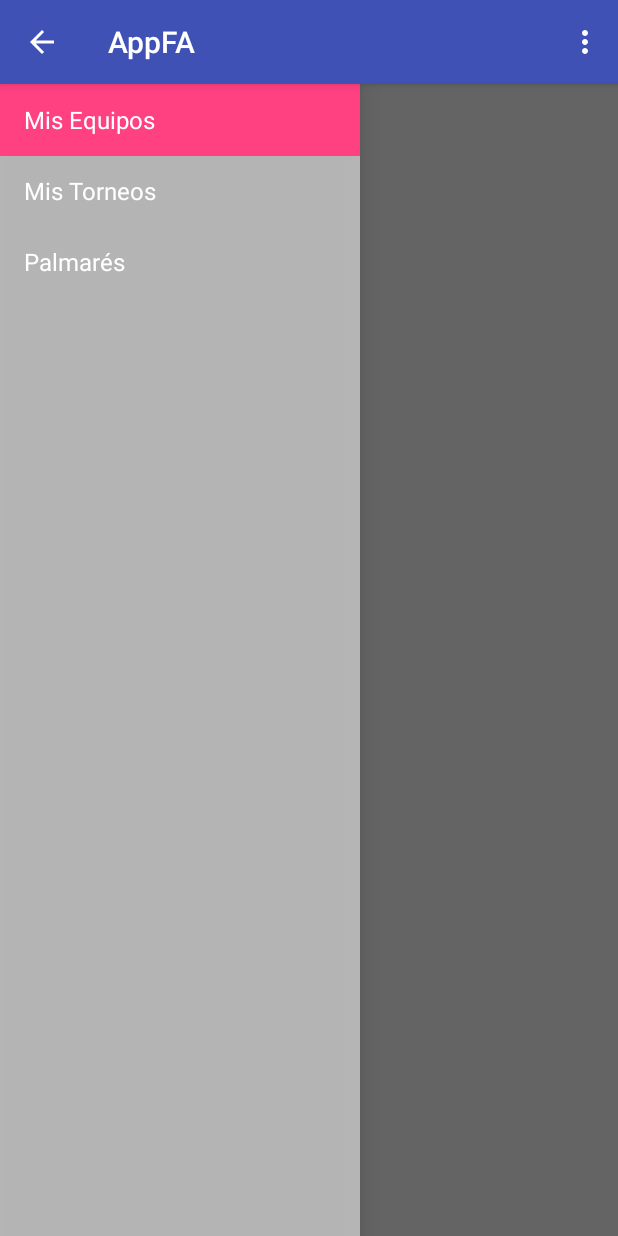
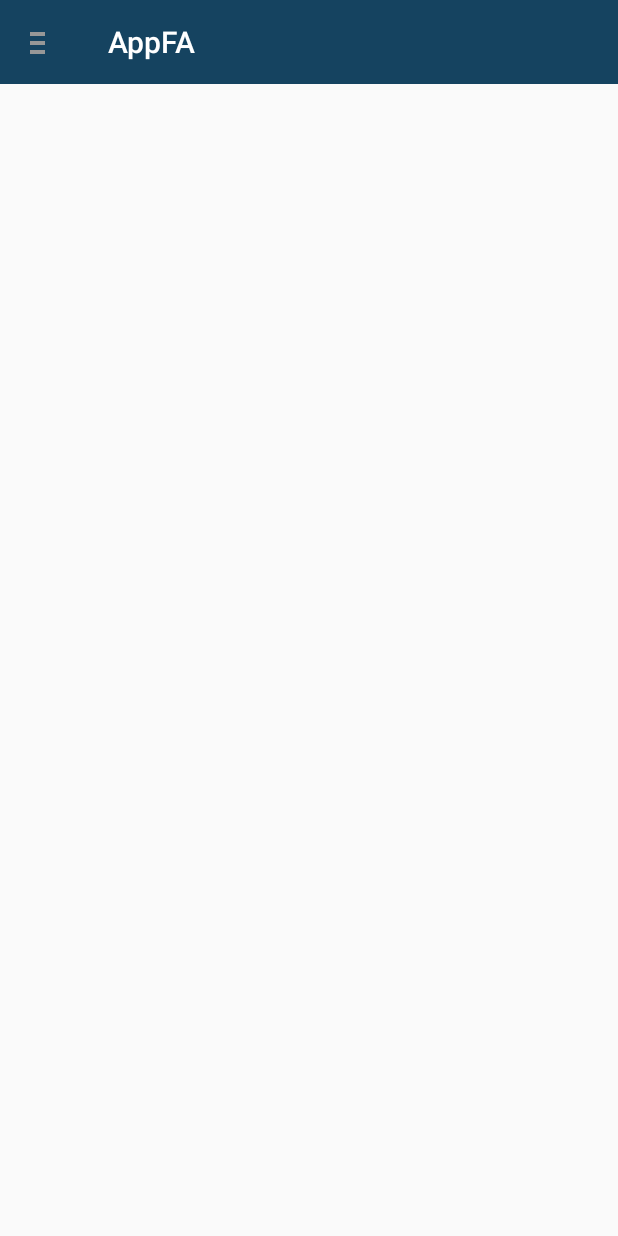
Before and after one commit to mgigena/appfa, an Android app: the MainActivity screen opened directly, with no data from a screen before it, on a phone screen of 412 x 824 dp. Run offline under Robolectric (Android 15) with nearby library versions, the phone set to English and light mode, and no system bars.

Commit message:
NavigationDrawer Style
- Modificamos la implementacion de navigation drawer para utilizar un toolbar propio

```diff
--- a/app/src/main/AndroidManifest.xml
+++ b/app/src/main/AndroidManifest.xml
@@ -30,7 +30,7 @@
         </activity>
         <activity
             android:name=".main.MainActivity"
-            android:theme="@style/AppTheme">
+            android:theme="@style/AppFullScreenTheme">
         </activity>
     </application>
 
--- a/app/src/main/java/com/appfa/android/main/MainActivity.java
+++ b/app/src/main/java/com/appfa/android/main/MainActivity.java
@@ -1,29 +1,24 @@
 package com.appfa.android.main;
 
-import android.app.Activity;
 import android.os.Bundle;
+import android.support.design.widget.NavigationView;
 import android.support.v4.app.Fragment;
-import android.support.v4.app.FragmentManager;
+import android.support.v4.view.GravityCompat;
 import android.support.v4.widget.DrawerLayout;
 import android.support.v7.app.ActionBar;
+import android.support.v7.app.ActionBarDrawerToggle;
 import android.support.v7.app.AppCompatActivity;
-import android.view.LayoutInflater;
-import android.view.View;
-import android.view.ViewGroup;
+import android.support.v7.widget.Toolbar;
+import android.view.Menu;
+import android.view.MenuItem;
 
 import com.appfa.android.R;
 
-public class MainActivity extends AppCompatActivity
-        implements NavigationDrawerFragment.NavigationDrawerCallbacks {
+public class MainActivity extends AppCompatActivity {
 
-    /**
-     * Fragment managing the behaviors, interactions and presentation of the navigation drawer.
-     */
-    private NavigationDrawerFragment navigationDrawerFragment;
+    private DrawerLayout drawerLayout;
+    private ActionBarDrawerToggle actionBarDrawerToggle;
 
-    /**
-     * Used to store the last screen title. For use in {@link #restoreActionBar()}.
-     */
     private CharSequence title;
 
     @Override
@@ -31,88 +26,57 @@ public class MainActivity extends AppCompatActivity
         super.onCreate(savedInstanceState);
         setContentView(R.layout.activity_main);
 
-        navigationDrawerFragment = (NavigationDrawerFragment)
-                getSupportFragmentManager().findFragmentById(R.id.navigation_drawer);
-        title = getTitle();
-
-        // Set up the drawer.
-        navigationDrawerFragment.setUp(
-                R.id.navigation_drawer,
-                (DrawerLayout) findViewById(R.id.drawer_layout));
+        configureNavigationDrawer();
+        configureToolbar();
     }
 
     @Override
-    public void onNavigationDrawerItemSelected(int position) {
-        // update the main content by replacing fragments
-        FragmentManager fragmentManager = getSupportFragmentManager();
-        fragmentManager.beginTransaction()
-                .replace(R.id.container, PlaceholderFragment.newInstance(position + 1))
-                .commit();
+    public boolean onCreateOptionsMenu(Menu menu) {
+        getMenuInflater().inflate(R.menu.global, menu);
+        return true;
     }
-
-    public void onSectionAttached(int number) {
-        switch (number) {
-            case 1:
-                title = getString(R.string.title_section1);
-                break;
-            case 2:
-                title = getString(R.string.title_section2);
-                break;
-            case 3:
-                title = getString(R.string.title_section3);
-                break;
-            case 4:
-                title = getString(R.string.title_section4);
-                break;
+    private void configureToolbar() {
+        Toolbar toolbar = findViewById(R.id.toolbar);
+        setSupportActionBar(toolbar);
+        ActionBar actionbar = getSupportActionBar();
+        actionbar.setHomeAsUpIndicator(R.drawable.ic_drawer);
+        actionbar.setDisplayHomeAsUpEnabled(true);
     }
-        restoreActionBar();
+    private void configureNavigationDrawer() {
+        drawerLayout = findViewById(R.id.drawer_layout);
+        NavigationView navView = findViewById(R.id.navigation);
+        navView.setNavigationItemSelectedListener(new NavigationView.OnNavigationItemSelectedListener() {
+            @Override
+            public boolean onNavigationItemSelected(MenuItem menuItem) {
+                Fragment f = null;
+                int itemId = menuItem.getItemId();
+                if (itemId == R.id.refresh) {
+                    //f = new RefreshFragment();
+                } else if (itemId == R.id.stop) {
+                    //f = new StopFragment();
                 }
-
-    public void restoreActionBar() {
-        ActionBar actionBar = getSupportActionBar();
-        actionBar.setNavigationMode(ActionBar.NAVIGATION_MODE_STANDARD);
-        actionBar.setDisplayShowTitleEnabled(true);
-        actionBar.setTitle(title);
+                if (f != null) {
+//                    FragmentTransaction transaction = getSupportFragmentManager().beginTransaction();
+//                    transaction.replace(R.id.frame, f);
+//                    transaction.commit();
+//                    drawerLayout.closeDrawers();
+                    return true;
                 }
-
-    /**
-     * A placeholder fragment containing a simple view.
-     */
-    public static class PlaceholderFragment extends Fragment {
-        /**
-         * The fragment argument representing the section number for this
-         * fragment.
-         */
-        private static final String ARG_SECTION_NUMBER = "section_number";
-
-        public PlaceholderFragment() {
+                return false;
             }
-
-        /**
-         * Returns a new instance of this fragment for the given section
-         * number.
-         */
-        public static PlaceholderFragment newInstance(int sectionNumber) {
-            PlaceholderFragment fragment = new PlaceholderFragment();
-            Bundle args = new Bundle();
-            args.putInt(ARG_SECTION_NUMBER, sectionNumber);
-            fragment.setArguments(args);
-            return fragment;
+        });
     }
-
     @Override
-        public View onCreateView(LayoutInflater inflater, ViewGroup container,
-                                 Bundle savedInstanceState) {
-            View rootView = inflater.inflate(R.layout.fragment_main, container, false);
-            return rootView;
+    public boolean onOptionsItemSelected(MenuItem item) {
+        int itemId = item.getItemId();
+        switch(itemId) {
+            // Android home
+            case android.R.id.home:
+                drawerLayout.openDrawer(GravityCompat.START);
+                return true;
+            // manage other entries if you have it ...
         }
-
-        @Override
-        public void onAttach(Activity activity) {
-            super.onAttach(activity);
-            ((MainActivity) activity).onSectionAttached(
-                    getArguments().getInt(ARG_SECTION_NUMBER));
-        }
+        return true;
     }
 
 }
--- a/app/src/main/java/com/appfa/android/main/NavigationDrawerFragment.java
+++ /dev/null
@@ -1,285 +0,0 @@
-package com.appfa.android.main;
-
-
-import android.app.Activity;
-import android.content.SharedPreferences;
-import android.content.res.Configuration;
-import android.os.Bundle;
-import android.preference.PreferenceManager;
-import android.support.v4.app.ActionBarDrawerToggle;
-import android.support.v4.app.Fragment;
-import android.support.v4.view.GravityCompat;
-import android.support.v4.widget.DrawerLayout;
-import android.support.v7.app.ActionBar;
-import android.support.v7.app.AppCompatActivity;
-import android.view.LayoutInflater;
-import android.view.Menu;
-import android.view.MenuInflater;
-import android.view.MenuItem;
-import android.view.View;
-import android.view.ViewGroup;
-import android.widget.AdapterView;
-import android.widget.ArrayAdapter;
-import android.widget.ListView;
-import android.widget.Toast;
-
-import com.appfa.android.R;
-
-/**
- * Fragment used for managing interactions for and presentation of a navigation drawer.
- * See the <a href="https://developer.android.com/design/patterns/navigation-drawer.html#Interaction">
- * design guidelines</a> for a complete explanation of the behaviors implemented here.
- */
-public class NavigationDrawerFragment extends Fragment {
-
-    /**
-     * Remember the position of the selected item.
-     */
-    private static final String STATE_SELECTED_POSITION = "selected_navigation_drawer_position";
-
-    /**
-     * Per the design guidelines, you should show the drawer on launch until the user manually
-     * expands it. This shared preference tracks this.
-     */
-    private static final String PREF_USER_LEARNED_DRAWER = "navigation_drawer_learned";
-
-    /**
-     * A pointer to the current callbacks instance (the Activity).
-     */
-    private NavigationDrawerCallbacks callback;
-
-    /**
-     * Helper component that ties the action bar to the navigation drawer.
-     */
-    private ActionBarDrawerToggle drawerToggle;
-
-    private DrawerLayout drawerLayout;
-    private ListView drawerListView;
-    private View fragmentContainerView;
-
-    private int currentSelectedPosition = 0;
-    private boolean fromSavedInstanceState;
-    private boolean userLearnedDrawer;
-
-    public NavigationDrawerFragment() {
-    }
-
-    @Override
-    public void onCreate(Bundle savedInstanceState) {
-        super.onCreate(savedInstanceState);
-
-        // Read in the flag indicating whether or not the user has demonstrated awareness of the
-        // drawer. See PREF_USER_LEARNED_DRAWER for details.
-        SharedPreferences sp = PreferenceManager.getDefaultSharedPreferences(getActivity());
-        userLearnedDrawer = sp.getBoolean(PREF_USER_LEARNED_DRAWER, false);
-
-        if (savedInstanceState != null) {
-            currentSelectedPosition = savedInstanceState.getInt(STATE_SELECTED_POSITION);
-            fromSavedInstanceState = true;
-        }
-
-        // Select either the default item (0) or the last selected item.
-        selectItem(currentSelectedPosition);
-    }
-
-    @Override
-    public void onActivityCreated(Bundle savedInstanceState) {
-        super.onActivityCreated(savedInstanceState);
-        // Indicate that this fragment would like to influence the set of actions in the action bar.
-        setHasOptionsMenu(true);
-    }
-
-    @Override
-    public View onCreateView(LayoutInflater inflater, ViewGroup container,
-                             Bundle savedInstanceState) {
-        drawerListView = (ListView) inflater.inflate(
-                R.layout.drawer_main, container, false);
-        drawerListView.setOnItemClickListener(new AdapterView.OnItemClickListener() {
-            @Override
-            public void onItemClick(AdapterView<?> parent, View view, int position, long id) {
-                selectItem(position);
-            }
-        });
-        drawerListView.setAdapter(new ArrayAdapter<>(
-                getActionBar().getThemedContext(),
-                android.R.layout.simple_list_item_activated_1,
-                android.R.id.text1,
-                new String[]{
-                        getString(R.string.title_section1),
-                        getString(R.string.title_section2),
-                        getString(R.string.title_section3),
-                }));
-        drawerListView.setItemChecked(currentSelectedPosition, true);
-        return drawerListView;
-    }
-
-    public boolean isDrawerOpen() {
-        return drawerLayout != null && drawerLayout.isDrawerOpen(fragmentContainerView);
-    }
-
-    /**
-     * Users of this fragment must call this method to set up the navigation drawer interactions.
-     *
-     * @param fragmentId   The android:id of this fragment in its activity's layout.
-     * @param drawerLayout The DrawerLayout containing this fragment's UI.
-     */
-    public void setUp(int fragmentId, DrawerLayout drawerLayout) {
-        fragmentContainerView = getActivity().findViewById(fragmentId);
-        this.drawerLayout = drawerLayout;
-
-        // set a custom shadow that overlays the main content when the drawer opens
-        this.drawerLayout.setDrawerShadow(R.drawable.drawer_shadow, GravityCompat.START);
-        // set up the drawer's list view with items and click listener
-
-        ActionBar actionBar = getActionBar();
-        actionBar.setDisplayHomeAsUpEnabled(true);
-        actionBar.setHomeButtonEnabled(true);
-
-        // ActionBarDrawerToggle ties together the the proper interactions
-        // between the navigation drawer and the action bar app icon.
-        drawerToggle = new ActionBarDrawerToggle(
-                getActivity(),                    /* host Activity */
-                NavigationDrawerFragment.this.drawerLayout,                    /* DrawerLayout object */
-                R.drawable.ic_drawer,             /* nav drawer image to replace 'Up' caret */
-                R.string.navigation_drawer_open,  /* "open drawer" description for accessibility */
-                R.string.navigation_drawer_close  /* "close drawer" description for accessibility */
-        ) {
-            @Override
-            public void onDrawerClosed(View drawerView) {
-                super.onDrawerClosed(drawerView);
-                if (!isAdded()) {
-                    return;
-                }
-
-                getActivity().invalidateOptionsMenu(); // calls onPrepareOptionsMenu()
-            }
-
-            @Override
-            public void onDrawerOpened(View drawerView) {
-                super.onDrawerOpened(drawerView);
-                if (!isAdded()) {
-                    return;
-                }
-
-                if (!userLearnedDrawer) {
-                    // The user manually opened the drawer; store this flag to prevent auto-showing
-                    // the navigation drawer automatically in the future.
-                    userLearnedDrawer = true;
-                    SharedPreferences sp = PreferenceManager
-                            .getDefaultSharedPreferences(getActivity());
-                    sp.edit().putBoolean(PREF_USER_LEARNED_DRAWER, true).apply();
-                }
-
-                getActivity().invalidateOptionsMenu(); // calls onPrepareOptionsMenu()
-            }
-        };
-
-        // If the user hasn't 'learned' about the drawer, open it to introduce them to the drawer,
-        // per the navigation drawer design guidelines.
-        if (!userLearnedDrawer && !fromSavedInstanceState) {
-            this.drawerLayout.openDrawer(fragmentContainerView);
-        }
-
-        // Defer code dependent on restoration of previous instance state.
-        this.drawerLayout.post(new Runnable() {
-            @Override
-            public void run() {
-                drawerToggle.syncState();
-            }
-        });
-
-        this.drawerLayout.setDrawerListener(drawerToggle);
-    }
-
-    private void selectItem(int position) {
-        currentSelectedPosition = position;
-        if (drawerListView != null) {
-            drawerListView.setItemChecked(position, true);
-        }
-        if (drawerLayout != null) {
-            drawerLayout.closeDrawer(fragmentContainerView);
-        }
-        if (callback != null) {
-            callback.onNavigationDrawerItemSelected(position);
-        }
-    }
-
-    @Override
-    public void onAttach(Activity activity) {
-        super.onAttach(activity);
-        try {
-            callback = (NavigationDrawerCallbacks) activity;
-        } catch (ClassCastException e) {
-            throw new ClassCastException("Activity must implement NavigationDrawerCallbacks.");
-        }
-    }
-
-    @Override
-    public void onDetach() {
-        super.onDetach();
-        callback = null;
-    }
-
-    @Override
-    public void onSaveInstanceState(Bundle outState) {
-        super.onSaveInstanceState(outState);
-        outState.putInt(STATE_SELECTED_POSITION, currentSelectedPosition);
-    }
-
-    @Override
-    public void onConfigurationChanged(Configuration newConfig) {
-        super.onConfigurationChanged(newConfig);
-        // Forward the new configuration the drawer toggle component.
-        drawerToggle.onConfigurationChanged(newConfig);
-    }
-
-    @Override
-    public void onCreateOptionsMenu(Menu menu, MenuInflater inflater) {
-        // If the drawer is open, show the global app actions in the action bar. See also
-        // showGlobalContextActionBar, which controls the top-left area of the action bar.
-        if (drawerLayout != null && isDrawerOpen()) {
-            inflater.inflate(R.menu.global, menu);
-            showGlobalContextActionBar();
-        }
-        super.onCreateOptionsMenu(menu, inflater);
-    }
-
-    @Override
-    public boolean onOptionsItemSelected(MenuItem item) {
-        if (drawerToggle.onOptionsItemSelected(item)) {
-            return true;
-        }
-
-        if (item.getItemId() == R.id.action_example) {
-            Toast.makeText(getActivity(), "Example action.", Toast.LENGTH_SHORT).show();
-            return true;
-        }
-
-        return super.onOptionsItemSelected(item);
-    }
-
-    /**
-     * Per the navigation drawer design guidelines, updates the action bar to show the global app
-     * 'context', rather than just what's in the current screen.
-     */
-    private void showGlobalContextActionBar() {
-        ActionBar actionBar = getActionBar();
-        actionBar.setDisplayShowTitleEnabled(true);
-        actionBar.setNavigationMode(ActionBar.NAVIGATION_MODE_STANDARD);
-        actionBar.setTitle(R.string.app_name);
-    }
-
-    private ActionBar getActionBar() {
-        return ((AppCompatActivity)getActivity()).getSupportActionBar();
-    }
-
-    /**
-     * Callbacks interface that all activities using this fragment must implement.
-     */
-    public static interface NavigationDrawerCallbacks {
-        /**
-         * Called when an item in the navigation drawer is selected.
-         */
-        void onNavigationDrawerItemSelected(int position);
-    }
-}
--- a/app/src/main/res/layout/activity_main.xml
+++ b/app/src/main/res/layout/activity_main.xml
@@ -1,27 +1,35 @@
 <?xml version="1.0" encoding="utf-8"?>
 <android.support.v4.widget.DrawerLayout
     xmlns:android="http://schemas.android.com/apk/res/android"
+    xmlns:app="http://schemas.android.com/apk/res-auto"
     xmlns:tools="http://schemas.android.com/tools"
     android:id="@+id/drawer_layout"
     android:layout_width="match_parent"
     android:layout_height="match_parent"
     tools:context=".main.MainActivity">
 
-    <!-- As the main content view, the view below consumes the entire
-         space available using match_parent in both dimensions. -->
-    <FrameLayout
-        android:id="@+id/container"
+    <LinearLayout
         android:layout_width="match_parent"
-        android:layout_height="match_parent"/>
+        android:layout_height="match_parent"
+        android:orientation="vertical">
 
-    <!-- The drawer is given a fixed width in dp and extends the full height of
-         the container. -->
-    <fragment
-        android:id="@+id/navigation_drawer"
-        android:name="com.appfa.android.main.NavigationDrawerFragment"
-        android:layout_width="@dimen/navigation_drawer_width"
+        <include layout="@layout/header_section"/>
+
+        <FrameLayout
+            android:id="@+id/frame_container"
+            android:layout_width="match_parent"
+            android:layout_height="match_parent">
+        </FrameLayout>
+
+    </LinearLayout>
+
+
+    <android.support.design.widget.NavigationView
+        android:id="@+id/navigation"
+        android:layout_width="wrap_content"
         android:layout_height="match_parent"
         android:layout_gravity="start"
-        tools:layout="@layout/drawer_main"/>
+        app:menu="@menu/main"/>
+
 
 </android.support.v4.widget.DrawerLayout>
--- a/app/src/main/res/layout/header_section.xml
+++ b/app/src/main/res/layout/header_section.xml
@@ -5,13 +5,13 @@
     android:layout_height="?attr/actionBarSize"
     xmlns:app="http://schemas.android.com/apk/res-auto"
     android:orientation="vertical"
-    android:background="#000000"
+    android:background="@color/loginBackground"
     app:elevation="0dp">
 
     <android.support.v7.widget.Toolbar
         android:id="@+id/toolbar"
         android:layout_width="match_parent"
-        android:titleTextAppearance="@style/HeaderText"
+        android:theme="@style/ToolBarStyle"
         android:layout_height="56dp"
         app:layout_collapseMode="pin"/>
 
--- a/app/src/main/res/menu/global.xml
+++ b/app/src/main/res/menu/global.xml
@@ -1,7 +1,3 @@
 <menu xmlns:android="http://schemas.android.com/apk/res/android">
-    <item
-        android:id="@+id/action_settings"
-        android:orderInCategory="100"
-        android:showAsAction="never"
-        android:title="@string/action_settings"/>
+
 </menu>
--- a/app/src/main/res/menu/main.xml
+++ b/app/src/main/res/menu/main.xml
@@ -1,13 +1,9 @@
-<menu xmlns:android="http://schemas.android.com/apk/res/android"
-      xmlns:tools="http://schemas.android.com/tools"
-      tools:context="com.appfa.android.main.MainActivity">
-    <item
-        android:id="@+id/action_example"
-        android:showAsAction="withText|ifRoom"
-        android:title="@string/action_example"/>
-    <item
-        android:id="@+id/action_settings"
-        android:orderInCategory="100"
-        android:showAsAction="never"
-        android:title="@string/action_settings"/>
+<?xml version="1.0" encoding="utf-8"?>
+<menu xmlns:android="http://schemas.android.com/apk/res/android">
+    <group android:checkableBehavior="single">
+        <item android:id="@+id/refresh"
+              android:title="@string/title_section1" />
+        <item android:id="@+id/stop"
+              android:title="@string/title_section2"/>
+    </group>
 </menu>
--- a/app/src/main/res/values/styles.xml
+++ b/app/src/main/res/values/styles.xml
@@ -182,8 +182,11 @@
         <item name="android:layout_centerInParent">true</item>
     </style>
 
-    <style name="HeaderText">
-        <item name="fontPath">fonts/splash.ttf</item>
+    <!-- ToolBar -->
+    <style name="ToolBarStyle" parent="Theme.AppCompat">
+        <item name="android:textColorPrimary">@android:color/white</item>
+        <item name="android:textColorSecondary">@android:color/white</item>
+        <item name="actionMenuTextColor">@android:color/white</item>
     </style>
 
 </resources>
```
Lines whose indentation alone changed are shown as unchanged.
